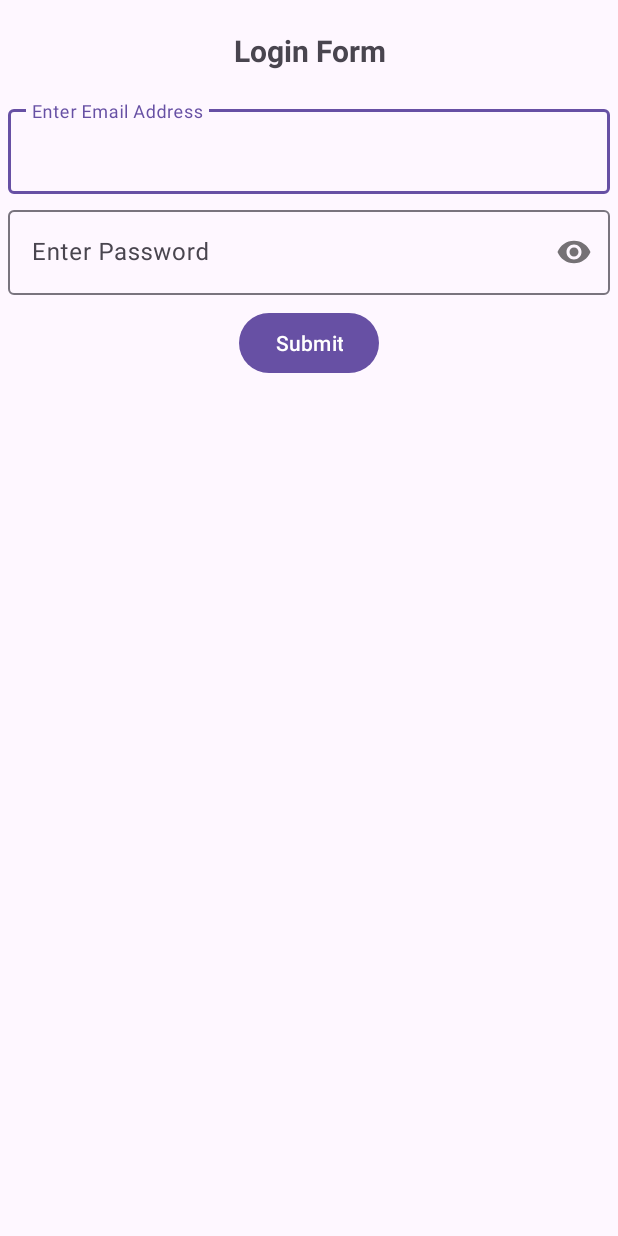
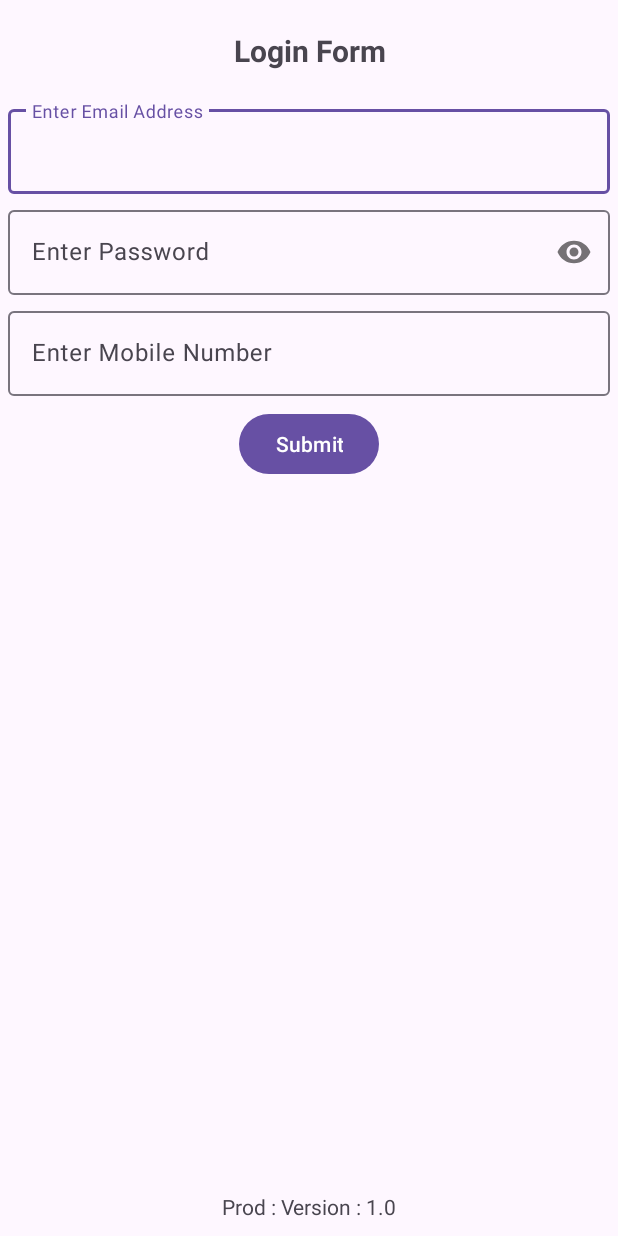
Before and after one commit to DharmeshBasapatiBacancy/MyCommonUtilsLibrary, an Android app: the LoginActivity screen opened directly, with no data from a screen before it, on a phone screen of 412 x 824 dp. Run offline under Robolectric (Android 15) with nearby library versions, the phone set to English and light mode, and no system bars.

Commit message:
--> add mobile isValidMobileNumber and update a isValidPassword

```diff
--- a/app/src/main/res/layout/activity_login.xml
+++ b/app/src/main/res/layout/activity_login.xml
@@ -57,6 +57,25 @@
             android:inputType="textPassword" />
     </com.google.android.material.textfield.TextInputLayout>
 
+    <com.google.android.material.textfield.TextInputLayout
+        android:id="@+id/lytMobileNumber"
+        android:layout_width="match_parent"
+        android:layout_height="wrap_content"
+        android:hint="Enter Mobile Number"
+        android:paddingStart="5dp"
+        android:paddingTop="5dp"
+        android:paddingEnd="5dp"
+        app:layout_constraintEnd_toEndOf="parent"
+        app:layout_constraintStart_toStartOf="parent"
+        app:layout_constraintTop_toBottomOf="@+id/lytPassword">
+
+        <com.google.android.material.textfield.TextInputEditText
+            android:id="@+id/edtMobileNumber"
+            android:layout_width="match_parent"
+            android:layout_height="match_parent"
+            android:inputType="number" />
+    </com.google.android.material.textfield.TextInputLayout>
+
     <com.google.android.material.button.MaterialButton
         android:id="@+id/btnSubmit"
         android:layout_width="wrap_content"
@@ -65,5 +84,15 @@
         android:text="Submit"
         app:layout_constraintEnd_toEndOf="parent"
         app:layout_constraintStart_toStartOf="parent"
-        app:layout_constraintTop_toBottomOf="@+id/lytPassword" />
+        app:layout_constraintTop_toBottomOf="@+id/lytMobileNumber" />
+
+    <com.google.android.material.textview.MaterialTextView
+        android:id="@+id/tvVersionName"
+        android:layout_width="wrap_content"
+        android:layout_height="wrap_content"
+        android:padding="10dp"
+        android:text="@string/app_name"
+        app:layout_constraintBottom_toBottomOf="parent"
+        app:layout_constraintEnd_toEndOf="parent"
+        app:layout_constraintStart_toStartOf="parent" />
 </androidx.constraintlayout.widget.ConstraintLayout>
```
Also changed, not shown: OurBaseUtils/src/main/java/com/example/ourbaseutils/views/Validation.kt (+40 -5 lines), app/build.gradle.kts (+54 -0 lines), app/src/main/java/com/example/mycommonutilslibrary/LoginActivity.kt (+13 -0 lines), gradle.properties (+7 -0 lines), 2 other files.
